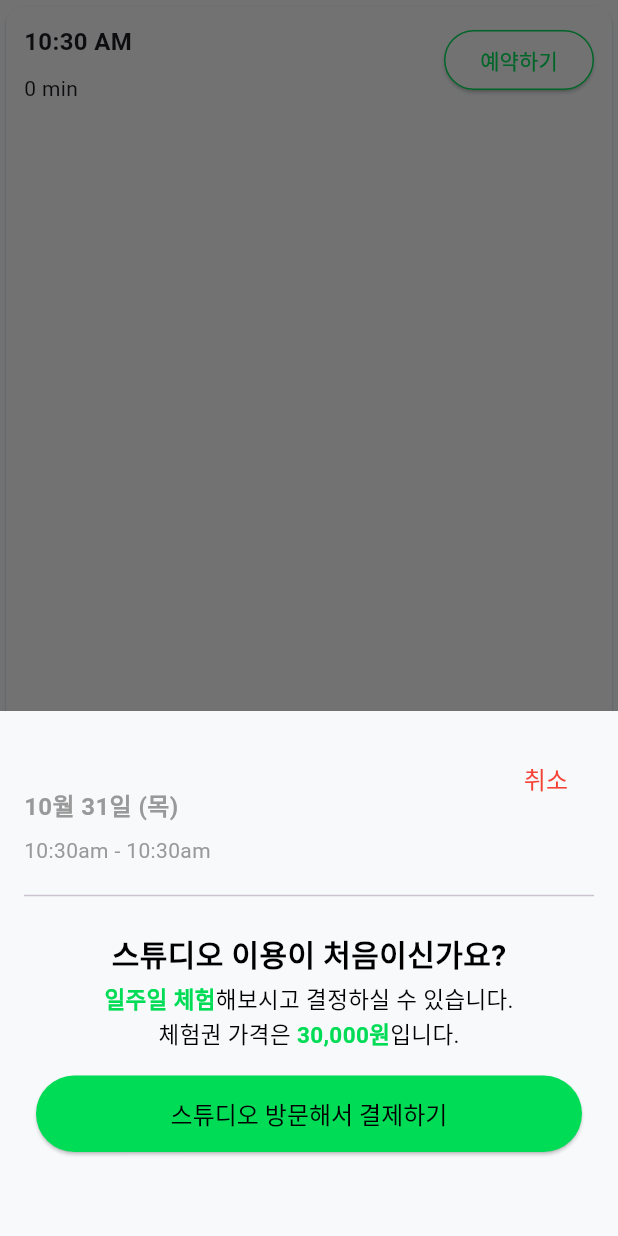
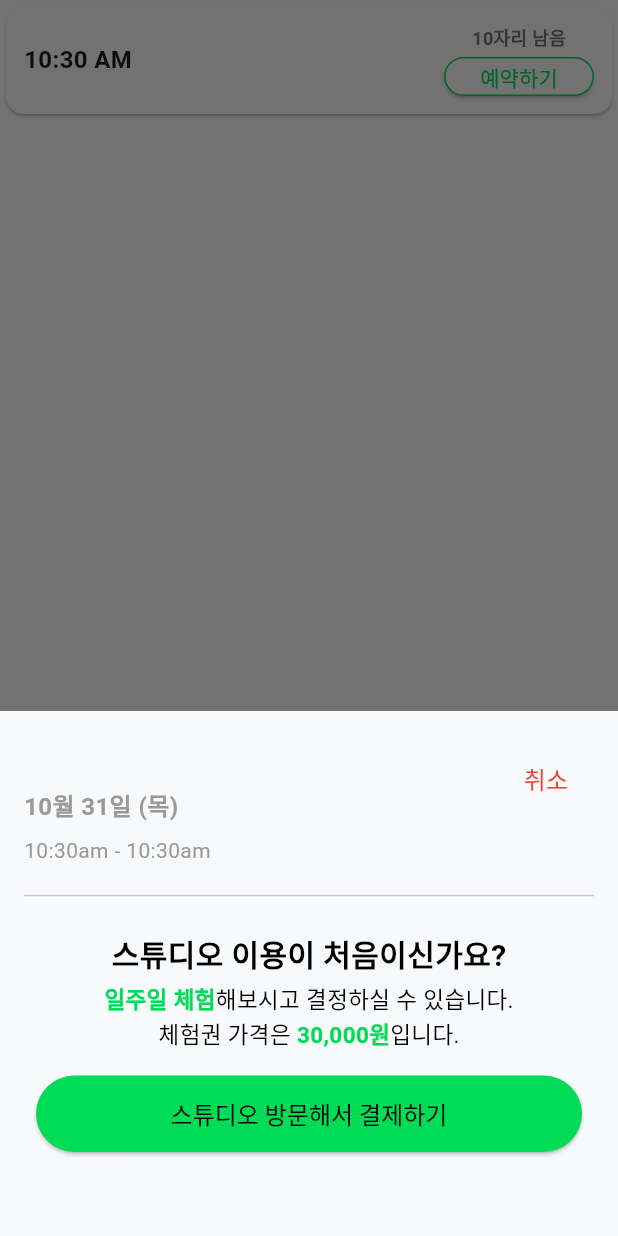
Before and after one commit to mgn1440/JabTraining, a Flutter app: the WorkoutTile widget shown alone on an empty page, opened directly with empty values, after a tap on "예약하기", on a phone screen of 412 x 824 dp. Run offline on Flutter 3.47's test engine with Material 3 defaults, Android fonts, the phone set to English and light mode, and no system bars; our stand-ins replace app_links, auto_size_text, flutter_dotenv, flutter_svg, shared_preferences, supabase_flutter and 2 more; accounts and stored records are empty.

Commit message:
Fix: duration 텍스트 삭제/#100

```diff
--- a/lib/component/workout_reservation_component.dart
+++ b/lib/component/workout_reservation_component.dart
@@ -47,26 +47,18 @@ class WorkoutTile extends StatelessWidget {
     final now = DateTime.now();
     final isPast = startTime.isBefore(now);
 
-    return Card(
+    return SizedBox(
+      height: 80,
+      child: Card(
         color: background,
         child: Padding(
           padding: const EdgeInsets.all(12.0),
           child: Row(
             crossAxisAlignment: CrossAxisAlignment.center,
             children: [
-            Column(
-              crossAxisAlignment: CrossAxisAlignment.start,
-              children: [
               Text(
                 formattedTime(),
                 style: const TextStyle(fontSize: 16, fontWeight: FontWeight.bold),
-                ),
-                const SizedBox(height: 10),
-                Text(
-                  '$duration min',
-                  style: const TextStyle(fontSize: 14),
-                ),
-              ],
               ),
               const Spacer(),
               Text(
@@ -76,6 +68,7 @@ class WorkoutTile extends StatelessWidget {
               const Spacer(),
               Column(
                 crossAxisAlignment: CrossAxisAlignment.end,
+                mainAxisAlignment: MainAxisAlignment.center,
                 children: [
                   if (isPast) ...[
                       const SizedBox(
@@ -98,6 +91,7 @@ class WorkoutTile extends StatelessWidget {
                         children: [
                           Column(
                             crossAxisAlignment: CrossAxisAlignment.end, // 텍스트 정렬
+                            mainAxisAlignment: MainAxisAlignment.center,
                             children: [
                               Text(
                                 _gymLocations[locationId - 1],
@@ -148,6 +142,20 @@ class WorkoutTile extends StatelessWidget {
                   else if (isReserved == false) ...[
                     SizedBox(
                       width: 100,
+                      height: 48,
+                      child: Column(
+                        crossAxisAlignment: CrossAxisAlignment.center,
+                        children: [
+                          Text(
+                            '10자리 남음',
+                            style: TextStyle(
+                              fontSize: 12,
+                              color: Colors.grey[600],
+                              fontWeight: FontWeight.bold,
+                            ),
+                          ),
+                          const SizedBox(height: 4),
+                          Flexible(
                             child: ElevatedButton(
                               onPressed: () async => handleReservation(context, onReserve, workoutName, startTime, duration, locationId),
                               style: ElevatedButton.styleFrom(
@@ -158,6 +166,9 @@ class WorkoutTile extends StatelessWidget {
                               child: const Text('예약하기'),
                             ),
                           ),
+                        ],
+                      ),
+                    ),
                   ]
                   else ...[ // 스케줄 페이지에서 예약된 경우
                       SizedBox(
@@ -165,6 +176,7 @@ class WorkoutTile extends StatelessWidget {
                         child: Center(
                           child: Row(
                             mainAxisAlignment: MainAxisAlignment.center,
+                            crossAxisAlignment: CrossAxisAlignment.center,
                             children: [
                               Icon(
                                 size: 16,
@@ -190,6 +202,7 @@ class WorkoutTile extends StatelessWidget {
             ],
           ),
         ),
+      ),
     );
   }
 }
--- a/lib/main.dart
+++ b/lib/main.dart
@@ -53,10 +53,6 @@ class _MyAppState extends State<MyApp> {
         );
       }
     });
-    // _sessionProvider = Provider.of<SessionProvider>(context, listen: false);
-    // _sessionProvider.addListener(() {
-    //   setState(() {});
-    // });
   }
 
   @override
@@ -113,6 +109,7 @@ class _MyAppState extends State<MyApp> {
   }
 }
 
+
 extension ContextExtension on BuildContext {
   void showSnackBar(String message, {bool isError = false}) {
     ScaffoldMessenger.of(this).showSnackBar(
--- a/lib/pages/schedule_page.dart
+++ b/lib/pages/schedule_page.dart
@@ -176,7 +176,6 @@ class _SchedulePageState extends State<SchedulePage> {
                                       child: CircularProgressIndicator());
                                 }
                                 if (snapshot.hasError) {
-                                  print('Error: ${snapshot.error}'); // DEBUG
                                   return const Center(
                                       child: Text('오류가 발생했습니다! 다시 시도해주세요.'));
                                 }
```
Also changed, not shown: 1 other file. Lines whose indentation alone changed are shown as unchanged.
